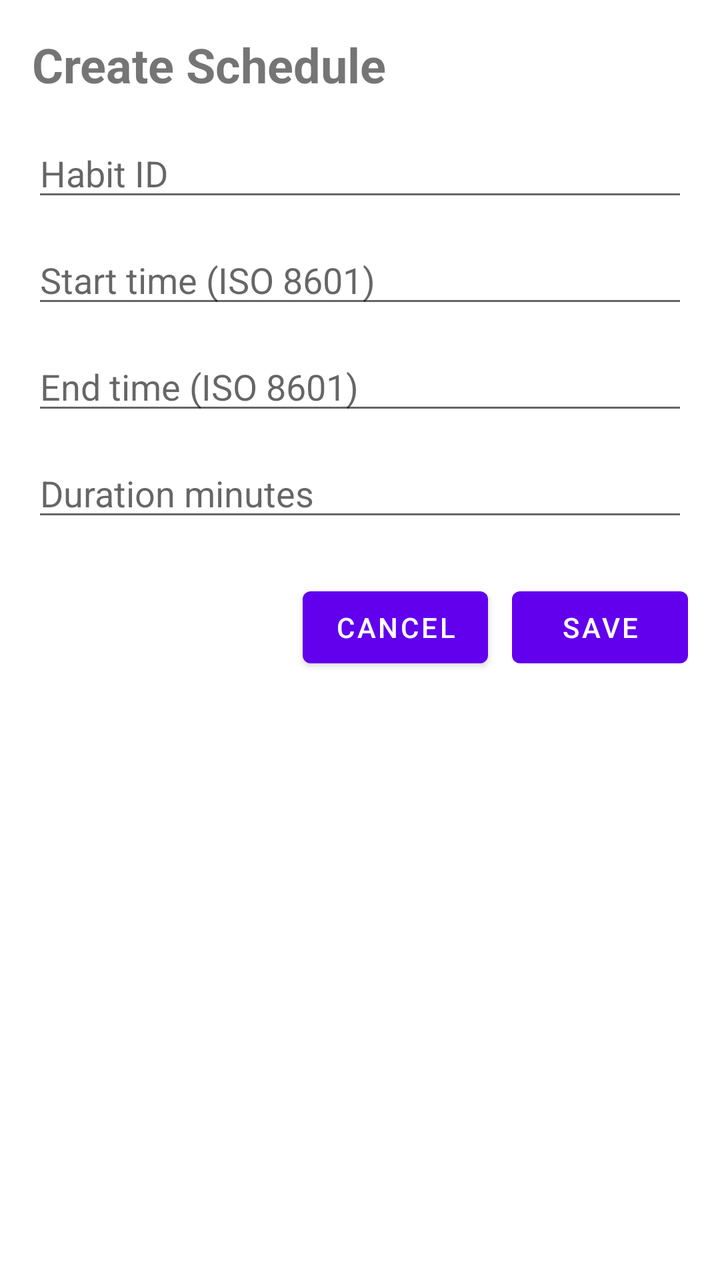
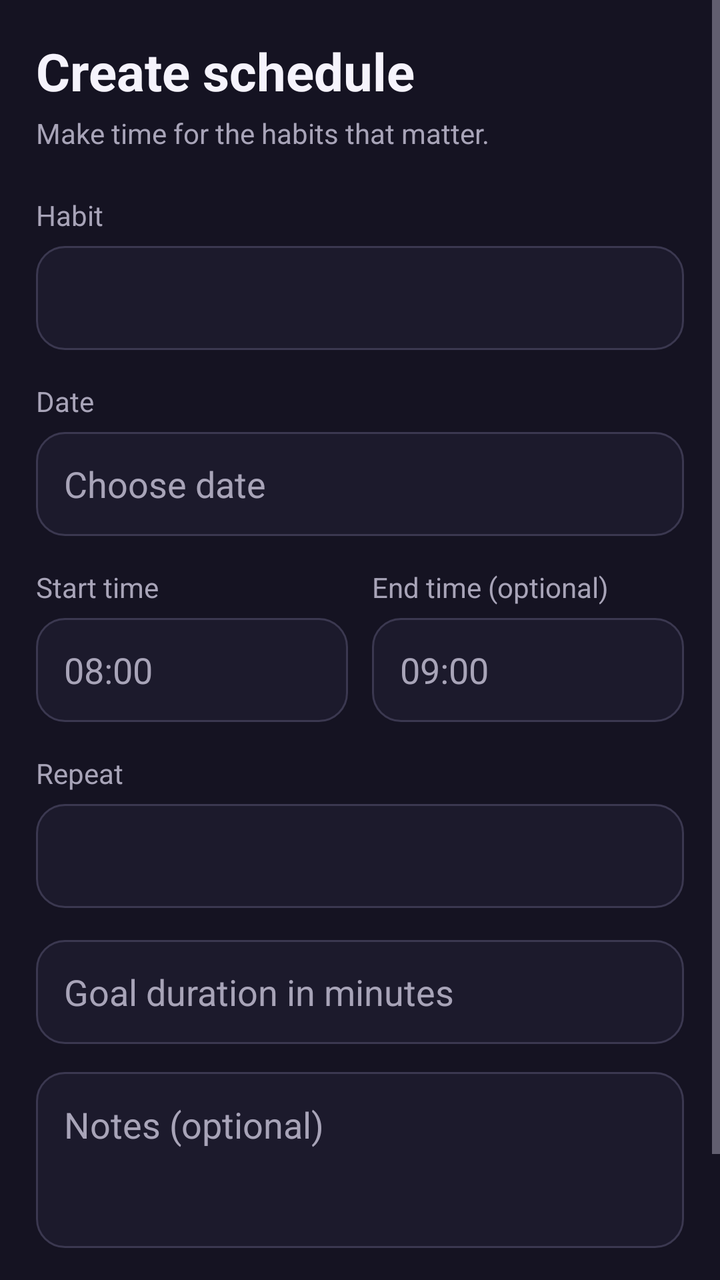

Two renders of the same Android screen: before a commit and after it. Below are the layout's source before the change and the commit's diff.
<!-- AndroidManifest.xml: application theme Theme.HabitTracker -->
<!-- res/layout/fragment_create_schedule.xml -->
<?xml version="1.0" encoding="utf-8"?>
<LinearLayout xmlns:android="http://schemas.android.com/apk/res/android"
    android:layout_width="match_parent"
    android:layout_height="match_parent"
    android:orientation="vertical"
    android:padding="16dp">

    <TextView
        android:layout_width="wrap_content"
        android:layout_height="wrap_content"
        android:text="Create Schedule"
        android:textSize="24sp"
        android:textStyle="bold" />

    <EditText
        android:id="@+id/etScheduleHabit"
        android:layout_width="match_parent"
        android:layout_height="wrap_content"
        android:layout_marginTop="16dp"
        android:hint="Habit ID" />

    <EditText
        android:id="@+id/etScheduleStart"
        android:layout_width="match_parent"
        android:layout_height="wrap_content"
        android:layout_marginTop="12dp"
        android:hint="Start time (ISO 8601)" />

    <EditText
        android:id="@+id/etScheduleEnd"
        android:layout_width="match_parent"
        android:layout_height="wrap_content"
        android:layout_marginTop="12dp"
        android:hint="End time (ISO 8601)" />

    <EditText
        android:id="@+id/etDuration"
        android:layout_width="match_parent"
        android:layout_height="wrap_content"
        android:layout_marginTop="12dp"
        android:hint="Duration minutes" />

    <LinearLayout
        android:layout_width="match_parent"
        android:layout_height="wrap_content"
        android:layout_marginTop="24dp"
        android:gravity="end"
        android:orientation="horizontal">

        <Button
            android:id="@+id/btnCancelSchedule"
            android:layout_width="wrap_content"
            android:layout_height="wrap_content"
            android:text="Cancel" />

        <Button
            android:id="@+id/btnSaveSchedule"
            android:layout_width="wrap_content"
            android:layout_height="wrap_content"
            android:layout_marginStart="12dp"
            android:text="Save" />
    </LinearLayout>
</LinearLayout>
<!-- resources referenced by this layout -->
<resources>
  <style name="Theme.HabitTracker" parent="Theme.MaterialComponents.DayNight.DarkActionBar">
          
          <item name="colorPrimary">@color/purple_500</item>
          <item name="colorPrimaryVariant">@color/purple_700</item>
          <item name="colorOnPrimary">@color/white</item>
          
          <item name="colorSecondary">@color/teal_200</item>
          <item name="colorSecondaryVariant">@color/teal_700</item>
          <item name="colorOnSecondary">@color/black</item>
          
          <item name="android:statusBarColor">?attr/colorPrimaryVariant</item>
          
      </style>
  <color name="purple_500">#FF6200EE</color>
  <color name="purple_700">#FF3700B3</color>
  <color name="white">#FFFFFFFF</color>
  <color name="teal_200">#FF03DAC5</color>
  <color name="teal_700">#FF018786</color>
  <color name="black">#FF000000</color>
</resources>

<!-- the commit's change to res/layout/fragment_create_schedule.xml (unified diff, before → after) -->
@@ -1,63 +1,202 @@
 <?xml version="1.0" encoding="utf-8"?>
-<LinearLayout xmlns:android="http://schemas.android.com/apk/res/android"
+<ScrollView xmlns:android="http://schemas.android.com/apk/res/android"
+    xmlns:app="http://schemas.android.com/apk/res-auto"
     android:layout_width="match_parent"
     android:layout_height="match_parent"
-    android:orientation="vertical"
-    android:padding="16dp">
-
-    <TextView
-        android:layout_width="wrap_content"
-        android:layout_height="wrap_content"
-        android:text="Create Schedule"
-        android:textSize="24sp"
-        android:textStyle="bold" />
-
-    <EditText
-        android:id="@+id/etScheduleHabit"
-        android:layout_width="match_parent"
-        android:layout_height="wrap_content"
-        android:layout_marginTop="16dp"
-        android:hint="Habit ID" />
-
-    <EditText
-        android:id="@+id/etScheduleStart"
-        android:layout_width="match_parent"
-        android:layout_height="wrap_content"
-        android:layout_marginTop="12dp"
-        android:hint="Start time (ISO 8601)" />
-
-    <EditText
-        android:id="@+id/etScheduleEnd"
-        android:layout_width="match_parent"
-        android:layout_height="wrap_content"
-        android:layout_marginTop="12dp"
-        android:hint="End time (ISO 8601)" />
-
-    <EditText
-        android:id="@+id/etDuration"
-        android:layout_width="match_parent"
-        android:layout_height="wrap_content"
-        android:layout_marginTop="12dp"
-        android:hint="Duration minutes" />
+    android:background="@color/app_background"
+    android:fillViewport="true">
 
     <LinearLayout
         android:layout_width="match_parent"
         android:layout_height="wrap_content"
-        android:layout_marginTop="24dp"
-        android:gravity="end"
-        android:orientation="horizontal">
-
-        <Button
-            android:id="@+id/btnCancelSchedule"
+        android:orientation="vertical"
+        android:padding="18dp">
+
+        <TextView
+            android:layout_width="match_parent"
+            android:layout_height="wrap_content"
+            android:text="Create schedule"
+            android:textColor="@color/text_primary"
+            android:textSize="26sp"
+            android:textStyle="bold" />
+
+        <TextView
+            android:layout_width="match_parent"
+            android:layout_height="wrap_content"
+            android:layout_marginTop="4dp"
+            android:text="Make time for the habits that matter."
+            android:textColor="@color/text_secondary"
+            android:textSize="14sp" />
+
+        <TextView
+            android:layout_width="match_parent"
+            android:layout_height="wrap_content"
+            android:layout_marginTop="22dp"
+            android:text="Habit"
+            android:textColor="@color/text_secondary" />
+
+        <Spinner
+            android:id="@+id/spScheduleHabit"
+            android:layout_width="match_parent"
+            android:layout_height="52dp"
+            android:layout_marginTop="6dp"
+            android:background="@drawable/bg_surface_outline"
+            android:paddingHorizontal="12dp" />
+
+        <TextView
+            android:layout_width="match_parent"
+            android:layout_height="wrap_content"
+            android:layout_marginTop="16dp"
+            android:text="Date"
+            android:textColor="@color/text_secondary" />
+
+        <EditText
+            android:id="@+id/etScheduleDate"
+            android:layout_width="match_parent"
+            android:layout_height="52dp"
+            android:layout_marginTop="6dp"
+            android:background="@drawable/bg_surface_outline"
+            android:clickable="true"
+            android:focusable="false"
+            android:paddingHorizontal="14dp"
+            android:textColor="@color/text_primary"
+            android:textColorHint="@color/text_secondary"
+            android:hint="Choose date" />
+
+        <LinearLayout
+            android:layout_width="match_parent"
+            android:layout_height="wrap_content"
+            android:layout_marginTop="16dp"
+            android:orientation="horizontal">
+
+            <LinearLayout
+                android:layout_width="0dp"
+                android:layout_height="wrap_content"
+                android:layout_weight="1"
+                android:orientation="vertical">
+
+                <TextView
+                    android:layout_width="match_parent"
+                    android:layout_height="wrap_content"
+                    android:text="Start time"
+                    android:textColor="@color/text_secondary" />
+
+                <EditText
+                    android:id="@+id/etScheduleStart"
+                    android:layout_width="match_parent"
+                    android:layout_height="52dp"
+                    android:layout_marginTop="6dp"
+                    android:background="@drawable/bg_surface_outline"
+                    android:clickable="true"
+                    android:focusable="false"
+                    android:paddingHorizontal="14dp"
+                    android:textColor="@color/text_primary"
+                    android:textColorHint="@color/text_secondary"
+                    android:hint="08:00" />
+            </LinearLayout>
+
+            <LinearLayout
+                android:layout_width="0dp"
+                android:layout_height="wrap_content"
+                android:layout_marginStart="12dp"
+                android:layout_weight="1"
+                android:orientation="vertical">
+
+                <TextView
+                    android:layout_width="match_parent"
+                    android:layout_height="wrap_content"
+                    android:text="End time (optional)"
+                    android:textColor="@color/text_secondary" />
+
+                <EditText
+                    android:id="@+id/etScheduleEnd"
+                    android:layout_width="match_parent"
+                    android:layout_height="52dp"
+                    android:layout_marginTop="6dp"
+                    android:background="@drawable/bg_surface_outline"
+                    android:clickable="true"
+                    android:focusable="false"
+                    android:paddingHorizontal="14dp"
+                    android:textColor="@color/text_primary"
+                    android:textColorHint="@color/text_secondary"
+                    android:hint="09:00" />
+            </LinearLayout>
+        </LinearLayout>
+
+        <TextView
+            android:layout_width="match_parent"
+            android:layout_height="wrap_content"
+            android:layout_marginTop="16dp"
+            android:text="Repeat"
+            android:textColor="@color/text_secondary" />
+
+        <Spinner
+            android:id="@+id/spRepeat"
+            android:layout_width="match_parent"
+            android:layout_height="52dp"
+            android:layout_marginTop="6dp"
+            android:background="@drawable/bg_surface_outline"
+            android:paddingHorizontal="12dp" />
+
+        <EditText
+            android:id="@+id/etDuration"
+            android:layout_width="match_parent"
+            android:layout_height="52dp"
+            android:layout_marginTop="16dp"
+            android:background="@drawable/bg_surface_outline"
+            android:hint="Goal duration in minutes"
+            android:inputType="number"
+            android:paddingHorizontal="14dp"
+            android:textColor="@color/text_primary"
+            android:textColorHint="@color/text_secondary" />
+
+        <EditText
+            android:id="@+id/etScheduleNotes"
+            android:layout_width="match_parent"
+            android:layout_height="wrap_content"
+            android:layout_marginTop="14dp"
+            android:background="@drawable/bg_surface_outline"
+            android:gravity="top"
+            android:hint="Notes (optional)"
+            android:minHeight="88dp"
+            android:minLines="2"
+            android:padding="14dp"
+            android:textColor="@color/text_primary"
+            android:textColorHint="@color/text_secondary" />
+
+        <ProgressBar
+            android:id="@+id/progressBar"
             android:layout_width="wrap_content"
             android:layout_height="wrap_content"
-            android:text="Cancel" />
-
-        <Button
-            android:id="@+id/btnSaveSchedule"
-            android:layout_width="wrap_content"
-            android:layout_height="wrap_content"
-            android:layout_marginStart="12dp"
-            android:text="Save" />
+            android:layout_gravity="center"
+            android:layout_marginTop="12dp"
+            android:visibility="gone" />
+
+        <LinearLayout
+            android:layout_width="match_parent"
+            android:layout_height="wrap_content"
+            android:layout_marginTop="20dp"
+            android:orientation="horizontal">
+
+            <Button
+                android:id="@+id/btnCancelSchedule"
+                style="@style/Widget.MaterialComponents.Button.OutlinedButton"
+                android:layout_width="0dp"
+                android:layout_height="wrap_content"
+                android:layout_weight="1"
+                android:text="Cancel"
+                android:textColor="@color/text_primary"
+                app:strokeColor="@color/stroke" />
+
+            <Button
+                android:id="@+id/btnSaveSchedule"
+                android:layout_width="0dp"
+                android:layout_height="wrap_content"
+                android:layout_marginStart="12dp"
+                android:layout_weight="1"
+                android:backgroundTint="@color/purple_500"
+                android:text="Create"
+                android:textColor="@color/white" />
+        </LinearLayout>
     </LinearLayout>
-</LinearLayout>
+</ScrollView>
<!-- resource entries referenced after the edit -->
@@ -1,5 +1,6 @@
 <!-- resources referenced by this layout -->
 <resources>
+  <color name="app_background">#151322</color>
   <style name="Theme.HabitTracker" parent="Theme.MaterialComponents.DayNight.DarkActionBar">
           
           <item name="colorPrimary">@color/purple_500</item>
@@ -9,15 +10,33 @@
           <item name="colorSecondary">@color/teal_200</item>
           <item name="colorSecondaryVariant">@color/teal_700</item>
           <item name="colorOnSecondary">@color/black</item>
-          
-          <item name="android:statusBarColor">?attr/colorPrimaryVariant</item>
-          
+          <item name="colorSurface">@color/surface</item>
+          <item name="colorOnSurface">@color/text_primary</item>
+          <item name="android:colorBackground">@color/app_background</item>
+          <item name="android:windowBackground">@color/app_background</item>
+          <item name="android:statusBarColor">@color/app_background</item>
+          <item name="android:navigationBarColor">@color/app_background</item>
+          <item name="android:windowLightStatusBar">false</item>
+          <item name="android:textColorPrimary">@color/text_primary</item>
+          <item name="android:textColorSecondary">@color/text_secondary</item>
       </style>
-  <color name="purple_500">#FF6200EE</color>
-  <color name="purple_700">#FF3700B3</color>
+  <color name="surface_dark">#1C1A2C</color>
+  <color name="purple_500">#7960F5</color>
+  <color name="stroke">#3B3850</color>
+  <color name="text_primary">#F5F3FC</color>
+  <color name="text_secondary">#A8A4B8</color>
+  <color name="purple_700">#6044D6</color>
   <color name="white">#FFFFFFFF</color>
-  <color name="teal_200">#FF03DAC5</color>
-  <color name="teal_700">#FF018786</color>
+  <!-- drawable bg_surface_outline (drawable) -->
+  <?xml version="1.0" encoding="utf-8"?>
+  <shape xmlns:android="http://schemas.android.com/apk/res/android">
+      <solid android:color="@color/surface_dark" />
+      <stroke android:width="1dp" android:color="@color/stroke" />
+      <corners android:radius="14dp" />
+  </shape>
+  <color name="teal_200">#27C6D7</color>
+  <color name="teal_700">#1598AA</color>
   <color name="black">#FF000000</color>
+  <color name="surface">#242235</color>
 </resources>
 
